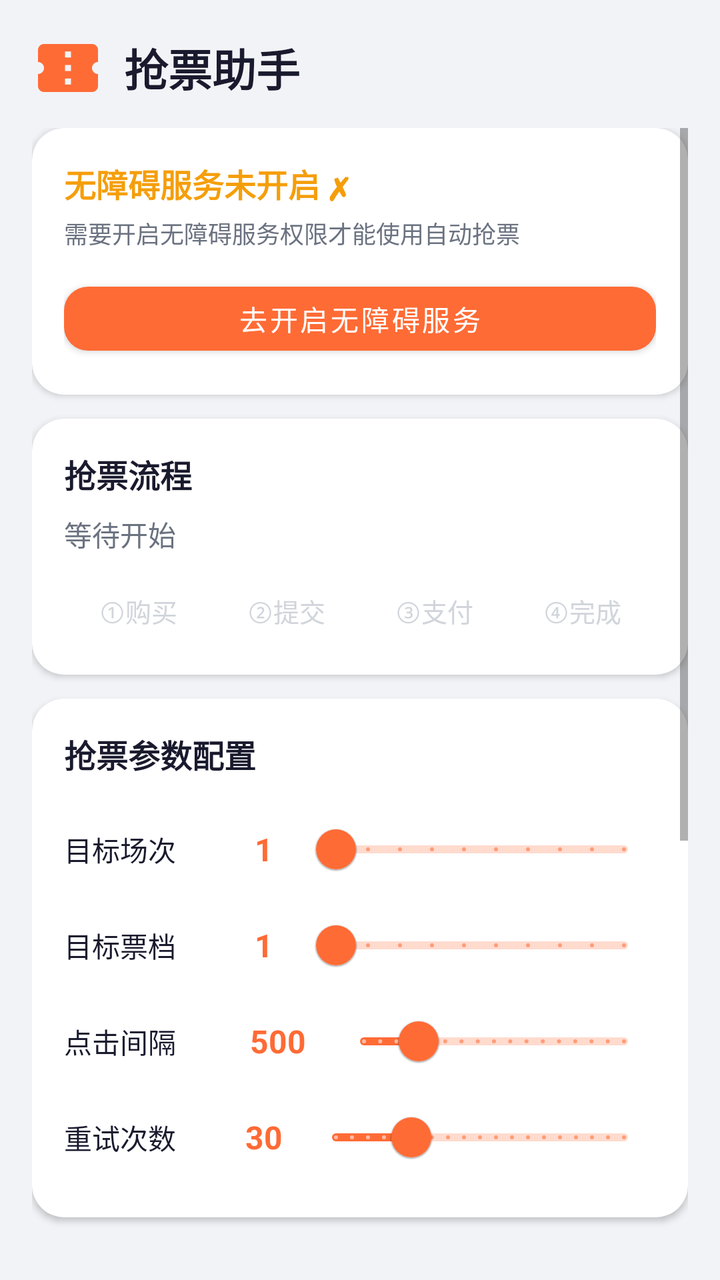
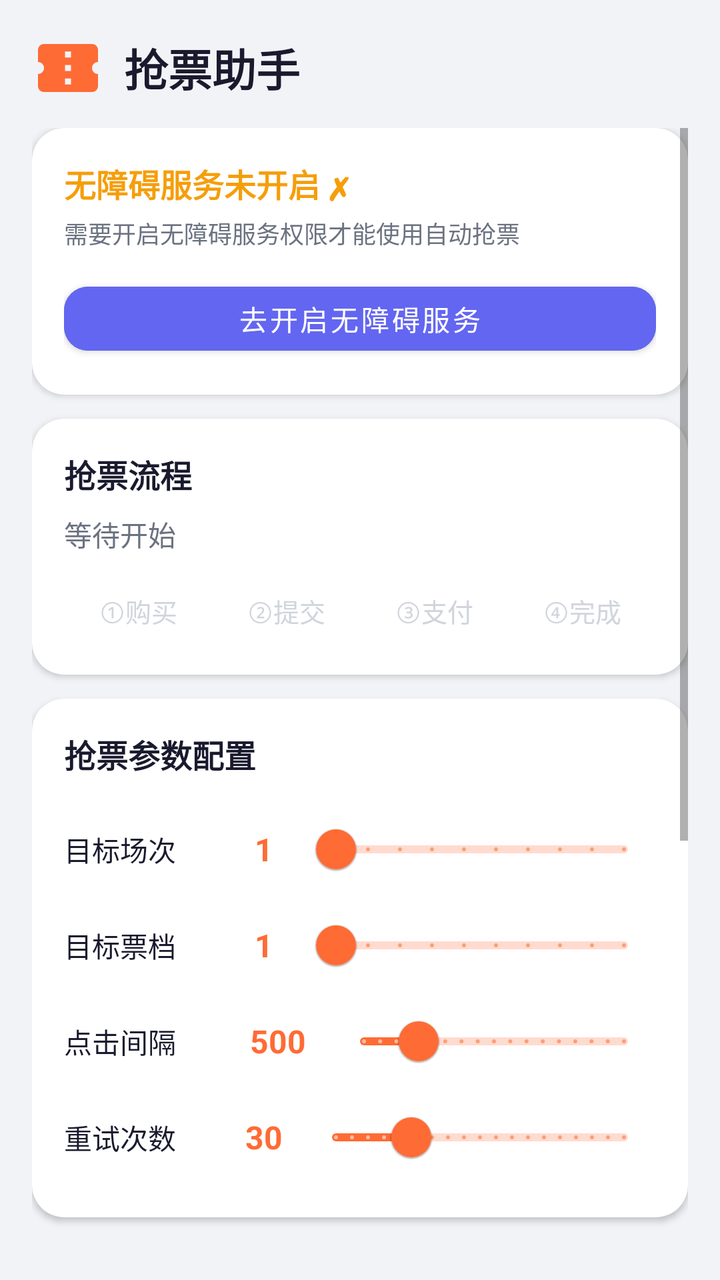

An Android layout rendered at two revisions. The XML below is the earlier revision; the diff shows what the commit changed to produce the second picture.
<!-- AndroidManifest.xml: application theme Theme.TicketHelper -->
<!-- res/layout/activity_main.xml -->
<?xml version="1.0" encoding="utf-8"?>
<LinearLayout xmlns:android="http://schemas.android.com/apk/res/android"
    xmlns:app="http://schemas.android.com/apk/res-auto"
    android:layout_width="match_parent"
    android:layout_height="match_parent"
    android:background="#F2F3F7"
    android:orientation="vertical"
    android:padding="16dp">

    
    <LinearLayout
        android:layout_width="match_parent"
        android:layout_height="wrap_content"
        android:gravity="center_vertical"
        android:orientation="horizontal"
        android:paddingBottom="12dp">

        <ImageView
            android:layout_width="36dp"
            android:layout_height="36dp"
            android:background="@drawable/ic_ticket"
            android:contentDescription="图标" />

        <TextView
            android:layout_width="wrap_content"
            android:layout_height="wrap_content"
            android:layout_marginLeft="10dp"
            android:text="抢票助手"
            android:textColor="#1A1A2E"
            android:textSize="22sp"
            android:textStyle="bold" />
    </LinearLayout>

    <ScrollView
        android:layout_width="match_parent"
        android:layout_height="0dp"
        android:layout_weight="1">

        <LinearLayout
            android:layout_width="match_parent"
            android:layout_height="wrap_content"
            android:orientation="vertical">

            
            <androidx.cardview.widget.CardView
                android:layout_width="match_parent"
                android:layout_height="wrap_content"
                app:cardCornerRadius="16dp"
                app:cardElevation="2dp"
                app:contentPadding="16dp">

                <LinearLayout
                    android:layout_width="match_parent"
                    android:layout_height="wrap_content"
                    android:orientation="vertical">

                    <TextView
                        android:id="@+id/tv_service_status"
                        android:layout_width="wrap_content"
                        android:layout_height="wrap_content"
                        android:text="无障碍服务未开启 ✗"
                        android:textColor="#F59E0B"
                        android:textSize="16sp"
                        android:textStyle="bold" />

                    <TextView
                        android:layout_width="wrap_content"
                        android:layout_height="wrap_content"
                        android:layout_marginTop="4dp"
                        android:text="需要开启无障碍服务权限才能使用自动抢票"
                        android:textColor="#6B7280"
                        android:textSize="12sp" />

                    <com.google.android.material.button.MaterialButton
                        android:id="@+id/btn_open_settings"
                        android:layout_width="match_parent"
                        android:layout_height="44dp"
                        android:layout_marginTop="12dp"
                        android:text="去开启无障碍服务"
                        android:textColor="@android:color/white"
                        app:backgroundColorTint="#6366F1"
                        app:cornerRadius="12dp" />
                </LinearLayout>
            </androidx.cardview.widget.CardView>

            
            <androidx.cardview.widget.CardView
                android:layout_width="match_parent"
                android:layout_height="wrap_content"
                android:layout_marginTop="12dp"
                app:cardCornerRadius="16dp"
                app:cardElevation="2dp"
                app:contentPadding="16dp">

                <LinearLayout
                    android:layout_width="match_parent"
                    android:layout_height="wrap_content"
                    android:orientation="vertical">

                    <TextView
                        android:layout_width="wrap_content"
                        android:layout_height="wrap_content"
                        android:text="抢票流程"
                        android:textColor="#1A1A2E"
                        android:textSize="16sp"
                        android:textStyle="bold" />

                    <TextView
                        android:id="@+id/tv_step_status"
                        android:layout_width="wrap_content"
                        android:layout_height="wrap_content"
                        android:layout_marginTop="8dp"
                        android:text="等待开始"
                        android:textColor="#6B7280"
                        android:textSize="14sp" />

                    <LinearLayout
                        android:id="@+id/step_indicators"
                        android:layout_width="match_parent"
                        android:layout_height="wrap_content"
                        android:layout_marginTop="12dp"
                        android:gravity="center"
                        android:orientation="horizontal">

                        <TextView
                            android:id="@+id/step1"
                            android:layout_width="0dp"
                            android:layout_height="32dp"
                            android:layout_weight="1"
                            android:gravity="center"
                            android:text="①购买"
                            android:textColor="#D1D5DB"
                            android:textSize="13sp" />

                        <TextView
                            android:id="@+id/step2"
                            android:layout_width="0dp"
                            android:layout_height="32dp"
                            android:layout_weight="1"
                            android:gravity="center"
                            android:text="②提交"
                            android:textColor="#D1D5DB"
                            android:textSize="13sp" />

                        <TextView
                            android:id="@+id/step3"
                            android:layout_width="0dp"
                            android:layout_height="32dp"
                            android:layout_weight="1"
                            android:gravity="center"
                            android:text="③支付"
                            android:textColor="#D1D5DB"
                            android:textSize="13sp" />

                        <TextView
                            android:id="@+id/step4"
                            android:layout_width="0dp"
                            android:layout_height="32dp"
                            android:layout_weight="1"
                            android:gravity="center"
                            android:text="④完成"
                            android:textColor="#D1D5DB"
                            android:textSize="13sp" />
                    </LinearLayout>
                </LinearLayout>
            </androidx.cardview.widget.CardView>

            
            <androidx.cardview.widget.CardView
                android:layout_width="match_parent"
                android:layout_height="wrap_content"
                android:layout_marginTop="12dp"
                app:cardCornerRadius="16dp"
                app:cardElevation="2dp"
                app:contentPadding="16dp">

                <LinearLayout
                    android:layout_width="match_parent"
                    android:layout_height="wrap_content"
                    android:orientation="vertical">

                    <TextView
                        android:layout_width="wrap_content"
                        android:layout_height="wrap_content"
                        android:text="抢票参数配置"
                        android:textColor="#1A1A2E"
                        android:textSize="16sp"
                        android:textStyle="bold" />

                    
                    <LinearLayout
                        android:layout_width="match_parent"
                        android:layout_height="wrap_content"
                        android:layout_marginTop="12dp"
                        android:gravity="center_vertical"
                        android:orientation="horizontal">

                        <TextView
                            android:layout_width="80dp"
                            android:layout_height="wrap_content"
                            android:text="目标场次"
                            android:textColor="#1A1A2E"
                            android:textSize="14sp" />

                        <TextView
                            android:id="@+id/tv_session_val"
                            android:layout_width="40dp"
                            android:layout_height="wrap_content"
                            android:gravity="center"
                            android:text="1"
                            android:textColor="#FF6B35"
                            android:textSize="16sp"
                            android:textStyle="bold" />

                        <com.google.android.material.slider.Slider
                            android:id="@+id/slider_session"
                            android:layout_width="0dp"
                            android:layout_height="wrap_content"
                            android:layout_weight="1"
                            android:value="0"
                            android:valueFrom="0"
                            android:valueTo="9"
                            android:stepSize="1" />
                    </LinearLayout>

                    
                    <LinearLayout
                        android:layout_width="match_parent"
                        android:layout_height="wrap_content"
                        android:gravity="center_vertical"
                        android:orientation="horizontal">

                        <TextView
                            android:layout_width="80dp"
                            android:layout_height="wrap_content"
                            android:text="目标票档"
                            android:textColor="#1A1A2E"
                            android:textSize="14sp" />

                        <TextView
                            android:id="@+id/tv_ticket_val"
                            android:layout_width="40dp"
                            android:layout_height="wrap_content"
                            android:gravity="center"
                            android:text="1"
                            android:textColor="#FF6B35"
                            android:textSize="16sp"
                            android:textStyle="bold" />

                        <com.google.android.material.slider.Slider
                            android:id="@+id/slider_ticket"
                            android:layout_width="0dp"
                            android:layout_height="wrap_content"
                            android:layout_weight="1"
                            android:value="0"
                            android:valueFrom="0"
                            android:valueTo="9"
                            android:stepSize="1" />
                    </LinearLayout>

                    
                    <LinearLayout
                        android:layout_width="match_parent"
                        android:layout_height="wrap_content"
                        android:gravity="center_vertical"
                        android:orientation="horizontal">

                        <TextView
                            android:layout_width="80dp"
                            android:layout_height="wrap_content"
                            android:text="点击间隔"
                            android:textColor="#1A1A2E"
                            android:textSize="14sp" />

                        <TextView
                            android:id="@+id/tv_interval_val"
                            android:layout_width="54dp"
                            android:layout_height="wrap_content"
                            android:gravity="center"
                            android:text="500"
                            android:textColor="#FF6B35"
                            android:textSize="16sp"
                            android:textStyle="bold" />

                        <com.google.android.material.slider.Slider
                            android:id="@+id/slider_interval"
                            android:layout_width="0dp"
                            android:layout_height="wrap_content"
                            android:layout_weight="1"
                            android:value="500"
                            android:valueFrom="100"
                            android:valueTo="2000"
                            android:stepSize="100" />
                    </LinearLayout>

                    
                    <LinearLayout
                        android:layout_width="match_parent"
                        android:layout_height="wrap_content"
                        android:gravity="center_vertical"
                        android:orientation="horizontal">

                        <TextView
                            android:layout_width="80dp"
                            android:layout_height="wrap_content"
                            android:text="重试次数"
                            android:textColor="#1A1A2E"
                            android:textSize="14sp" />

                        <TextView
                            android:id="@+id/tv_retry_val"
                            android:layout_width="40dp"
                            android:layout_height="wrap_content"
                            android:gravity="center"
                            android:text="30"
                            android:textColor="#FF6B35"
                            android:textSize="16sp"
                            android:textStyle="bold" />

                        <com.google.android.material.slider.Slider
                            android:id="@+id/slider_retry"
                            android:layout_width="0dp"
                            android:layout_height="wrap_content"
                            android:layout_weight="1"
                            android:value="30"
                            android:valueFrom="5"
                            android:valueTo="100"
                            android:stepSize="5" />
                    </LinearLayout>

                </LinearLayout>
            </androidx.cardview.widget.CardView>

            
            <LinearLayout
                android:layout_width="match_parent"
                android:layout_height="wrap_content"
                android:layout_marginTop="12dp"
                android:orientation="horizontal">

                <com.google.android.material.button.MaterialButton
                    android:id="@+id/btn_open_damai"
                    android:layout_width="0dp"
                    android:layout_height="48dp"
                    android:layout_marginRight="6dp"
                    android:layout_weight="1"
                    android:text="打开大麦"
                    android:textColor="#FF2D55"
                    app:backgroundColorTint="@android:color/white"
                    app:cornerRadius="12dp"
                    app:strokeColor="#FF2D55"
                    app:strokeWidth="1.5dp" />

                <com.google.android.material.button.MaterialButton
                    android:id="@+id/btn_start_stop"
                    android:layout_width="0dp"
                    android:layout_height="48dp"
                    android:layout_marginLeft="6dp"
                    android:layout_weight="1"
                    android:enabled="false"
                    android:text="开始抢票"
                    android:textColor="@android:color/white"
                    app:backgroundColorTint="#D1D5DB"
                    app:cornerRadius="12dp" />
            </LinearLayout>

            
            <androidx.cardview.widget.CardView
                android:layout_width="match_parent"
                android:layout_height="wrap_content"
                android:layout_marginTop="12dp"
                app:cardCornerRadius="16dp"
                app:cardElevation="2dp"
                app:contentPadding="16dp">

                <LinearLayout
                    android:layout_width="match_parent"
                    android:layout_height="wrap_content"
                    android:orientation="vertical">

                    <TextView
                        android:layout_width="wrap_content"
                        android:layout_height="wrap_content"
                        android:text="运行日志"
                        android:textColor="#1A1A2E"
                        android:textSize="16sp"
                        android:textStyle="bold" />

                    <TextView
                        android:id="@+id/tv_log"
                        android:layout_width="match_parent"
                        android:layout_height="200dp"
                        android:layout_marginTop="8dp"
                        android:background="#F9FAFB"
                        android:gravity="top"
                        android:lineSpacingExtra="4dp"
                        android:padding="12dp"
                        android:text="暂无日志"
                        android:textColor="#6B7280"
                        android:textSize="12sp" />
                </LinearLayout>
            </androidx.cardview.widget.CardView>

        </LinearLayout>
    </ScrollView>

</LinearLayout>
<!-- resources referenced by this layout -->
<resources>
  <!-- drawable ic_ticket (drawable) -->
  <?xml version="1.0" encoding="utf-8"?>
  <vector xmlns:android="http://schemas.android.com/apk/res/android"
      android:width="36dp"
      android:height="36dp"
      android:viewportWidth="24"
      android:viewportHeight="24">
      <path
          android:fillColor="#FF6B35"
          android:pathData="M22,10V6c0,-1.1 -0.9,-2 -2,-2H4C2.9,4 2,4.9 2,6v4c1.1,0 2,0.9 2,2s-0.9,2 -2,2v4c0,1.1 0.9,2 2,2h16c1.1,0 2,-0.9 2,-2v-4c-1.1,0 -2,-0.9 -2,-2s0.9,-2 2,-2zM13,17.5h-2v-2h2v2zM13,13h-2v-2h2v2zM13,8.5h-2v-2h2v2z" />
  </vector>
  <style name="Theme.TicketHelper" parent="Theme.MaterialComponents.DayNight.NoActionBar">
          <item name="colorPrimary">@color/primary</item>
          <item name="colorPrimaryVariant">@color/primary_dark</item>
          <item name="colorOnPrimary">#FFFFFF</item>
          <item name="colorSecondary">@color/secondary</item>
          <item name="android:statusBarColor">#FFFFFF</item>
          <item name="android:windowLightStatusBar">true</item>
      </style>
  <color name="primary">#FF6B35</color>
  <color name="primary_dark">#E55A25</color>
  <color name="secondary">#6366F1</color>
</resources>

<!-- the commit's change to res/layout/activity_main.xml (unified diff, before → after) -->
@@ -78,7 +78,7 @@
                         android:layout_marginTop="12dp"
                         android:text="去开启无障碍服务"
                         android:textColor="@android:color/white"
-                        app:backgroundColorTint="#6366F1"
+                        android:backgroundTint="#6366F1"
                         app:cornerRadius="12dp" />
                 </LinearLayout>
             </androidx.cardview.widget.CardView>
@@ -346,7 +346,7 @@
                     android:layout_weight="1"
                     android:text="打开大麦"
                     android:textColor="#FF2D55"
-                    app:backgroundColorTint="@android:color/white"
+                    android:backgroundTint="@android:color/white"
                     app:cornerRadius="12dp"
                     app:strokeColor="#FF2D55"
                     app:strokeWidth="1.5dp" />
@@ -360,7 +360,7 @@
                     android:enabled="false"
                     android:text="开始抢票"
                     android:textColor="@android:color/white"
-                    app:backgroundColorTint="#D1D5DB"
+                    android:backgroundTint="#D1D5DB"
                     app:cornerRadius="12dp" />
             </LinearLayout>
 
